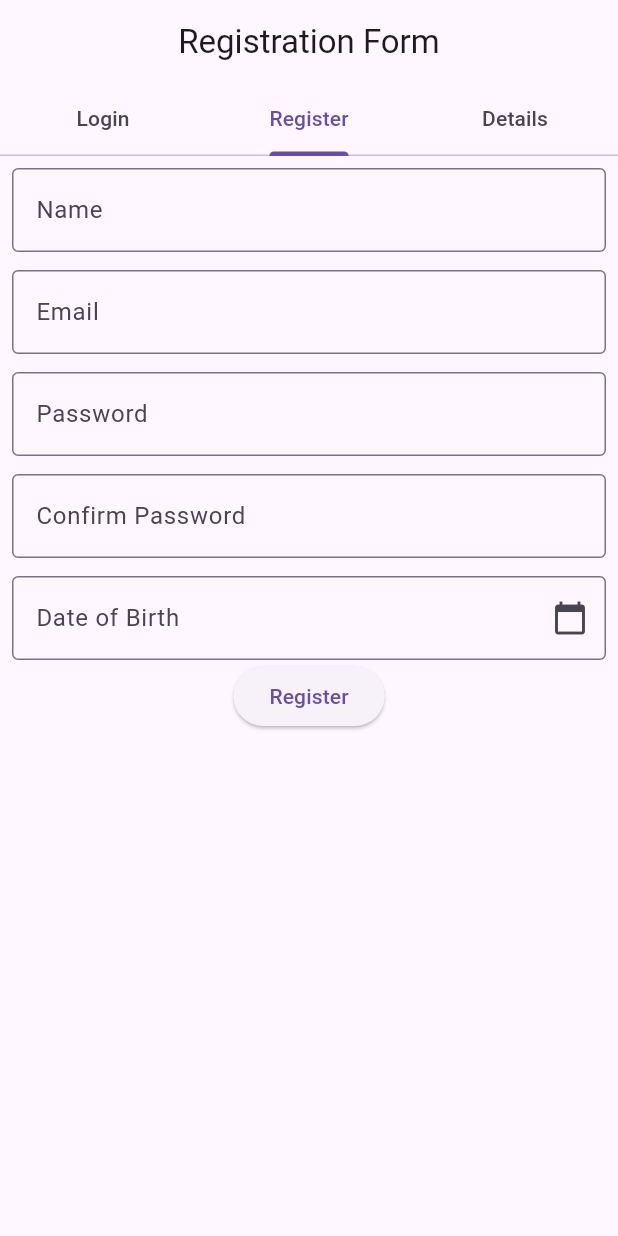
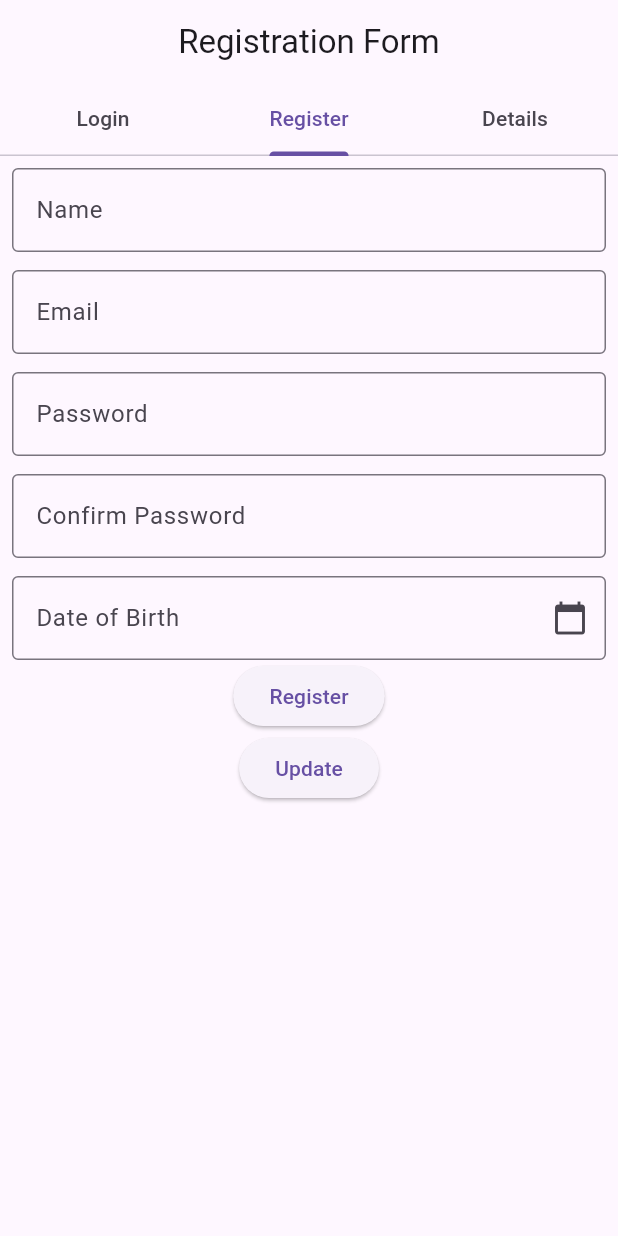
Before and after one commit to Trupti343/counter_app_flutter, a Flutter app: the screen it shows after launch, tab 2 chosen, on a phone screen of 412 x 824 dp. Run offline on Flutter 3.47's test engine with Material 3 defaults, Android fonts, the phone set to English and light mode, and no system bars; our stand-ins replace get.

Commit message:
new button added (update)

```diff
--- a/lib/app/modules/create_form/views/create_form_view.dart
+++ b/lib/app/modules/create_form/views/create_form_view.dart
@@ -93,6 +93,12 @@ class CreateFormView extends GetView<CreateFormController> {
                     controller.registerUser();
                 }, child: Text( 'Register')
               ),
+                           ElevatedButton(
+                  onPressed: () {
+                    // controller.registerUser();
+                }, child: Text( 'Update')
+              ),
+
 
 
               ],
```
Also changed, not shown: 2 other files.
